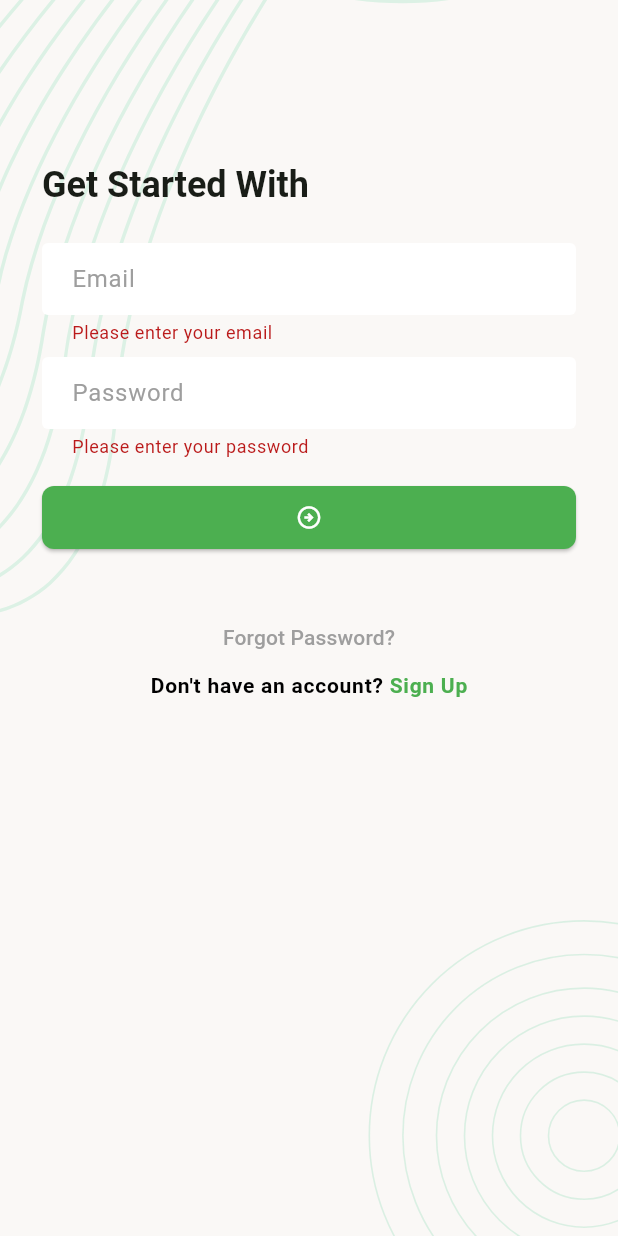
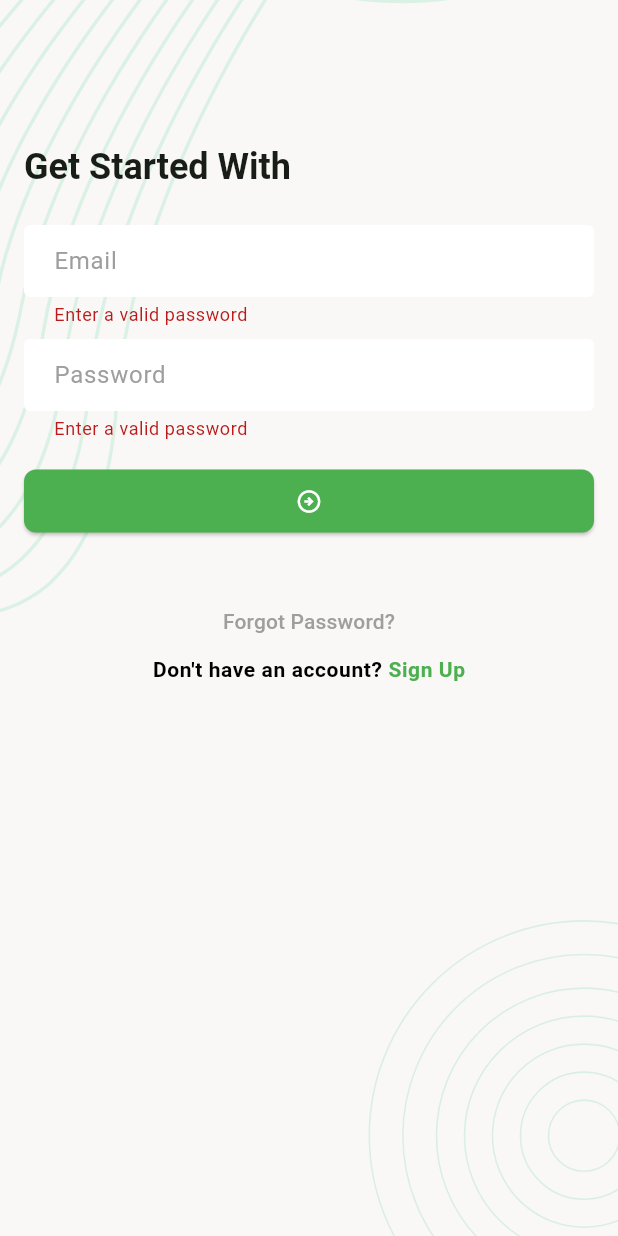
Before and after one commit to prottoykundu38/Task_Manager, a Flutter app: the screen it shows after launch, after a tap on the "arrow circle right" icon, on a phone screen of 412 x 824 dp. Run offline on Flutter 3.47's test engine with Material 3 defaults, Android fonts, the phone set to English and light mode, and no system bars; our stand-ins replace flutter_svg, image_picker, pin_code_fields, shared_preferences; accounts and stored records are empty.

```diff
--- /dev/null
+++ b/lib/data/models/user_model.dart
@@ -0,0 +1,41 @@
+class UserModel {
+  late String id;
+  late String email;
+  late String firstName;
+  late String lastName;
+  late String mobile;
+  // String? photo;
+
+  String get fullName {
+    return '$firstName $lastName';
+  }
+
+  UserModel({
+    required this.id,
+    required this.email,
+    required this.firstName,
+    required this.lastName,
+    required this.mobile,
+    // this.photo,
+  });
+
+  UserModel.fromJson(Map<String, dynamic> jsonData) {
+    id = jsonData['_id'];
+    email = jsonData['email'];
+    firstName = jsonData['firstName'];
+    lastName = jsonData['lastName'];
+    mobile = jsonData['mobile'];
+    // photo = jsonData['photo'];
+  }
+
+  Map<String, dynamic> toJson() {
+    return {
+      '_id': id,
+      'email': email,
+      'firstName': firstName,
+      'lastName': lastName,
+      'mobile': mobile,
+      // 'photo': photo,
+    };
+  }
+}
--- /dev/null
+++ b/lib/ui/controllers/auth_controller.dart
@@ -0,0 +1,52 @@
+import 'dart:convert';
+
+import 'package:shared_preferences/shared_preferences.dart';
+import 'package:task_manager/data/models/user_model.dart';
+
+class AuthController {
+  static UserModel? userModel;
+  static String? accessToken;
+
+  static const String _userDataKey = 'user-data';
+  static const String _tokenKey = 'token';
+
+  static Future<void> saveUserData(UserModel model, String token) async {
+    SharedPreferences sharedPreferences = await SharedPreferences.getInstance();
+    await sharedPreferences.setString(_userDataKey, jsonEncode(model.toJson()));
+    await sharedPreferences.setString(_tokenKey, token);
+    userModel = model;
+    accessToken = token;
+  }
+
+  static Future<void> updateUserData(UserModel model) async {
+    SharedPreferences sharedPreferences = await SharedPreferences.getInstance();
+    await sharedPreferences.setString(_userDataKey, jsonEncode(model.toJson()));
+    userModel = model;
+  }
+
+  static Future<void> getUserData() async {
+    SharedPreferences sharedPreferences = await SharedPreferences.getInstance();
+    userModel = UserModel.fromJson(
+      jsonDecode(sharedPreferences.getString(_userDataKey)!),
+    );
+    accessToken = sharedPreferences.getString(_tokenKey);
+  }
+
+  static Future<bool> isUserLoggedIn() async {
+    SharedPreferences sharedPreferences = await SharedPreferences.getInstance();
+    String? token = sharedPreferences.getString(_tokenKey);
+    if (token != null) {
+      await getUserData();
+      return true;
+    } else {
+      return false;
+    }
+  }
+
+  static Future<void> clearData() async {
+    SharedPreferences sharedPreferences = await SharedPreferences.getInstance();
+    await sharedPreferences.clear();
+    accessToken = null;
+    userModel = null;
+  }
+}
--- a/lib/ui/screens/sign_in_screen.dart
+++ b/lib/ui/screens/sign_in_screen.dart
@@ -1,7 +1,9 @@
 import 'package:flutter/gestures.dart';
 import 'package:flutter/material.dart';
-import 'package:task_manager/data/models/network_caller.dart';
-import 'package:task_manager/data/services/urls.dart';
+import 'package:task_manager/data/models/user_model.dart';
+import 'package:task_manager/data/services/network_caller.dart';
+import 'package:task_manager/data/urls.dart';
+import 'package:task_manager/ui/controllers/auth_controller.dart';
 import 'package:task_manager/ui/screens/forgot_password_email_screen.dart';
 import 'package:task_manager/ui/screens/main_nav_holder_screen.dart';
 import 'package:task_manager/ui/screens/sign_up_screen.dart';
@@ -12,7 +14,7 @@ import 'package:task_manager/ui/widgets/snack_bar_message.dart';
 class SignInScreen extends StatefulWidget {
   const SignInScreen({super.key});
 
-  static const String name = 'sign-in';
+  static const String name = '/sign-in';
 
   @override
   State<SignInScreen> createState() => _SignInScreenState();
@@ -22,86 +24,66 @@ class _SignInScreenState extends State<SignInScreen> {
   final TextEditingController _emailTEController = TextEditingController();
   final TextEditingController _passwordTEController = TextEditingController();
   final GlobalKey<FormState> _formKey = GlobalKey<FormState>();
-  bool SignInProgress = false;
+  bool _signInProgress = false;
+
   @override
   Widget build(BuildContext context) {
     return Scaffold(
       body: ScreenBackground(
         child: SingleChildScrollView(
           child: Padding(
-            padding: const EdgeInsets.all(28.0),
+            padding: const EdgeInsets.all(16),
             child: Form(
               key: _formKey,
               autovalidateMode: AutovalidateMode.onUserInteraction,
               child: Column(
                 crossAxisAlignment: CrossAxisAlignment.start,
                 children: [
-                  SizedBox(
-                    height: 80,
-                  ),
+                  const SizedBox(height: 80),
                   Text(
                     'Get Started With',
                     style: Theme.of(context).textTheme.titleLarge,
                   ),
-                  SizedBox(
-                    height: 24,
-                  ),
+                  const SizedBox(height: 24),
                   TextFormField(
                     controller: _emailTEController,
                     textInputAction: TextInputAction.next,
-                    decoration: InputDecoration(
-                      hintText: 'Email',
-                    ),
+                    decoration: InputDecoration(hintText: 'Email'),
                     validator: (String? value) {
-                      if (value == null || value.isEmpty) {
-                        return 'Please enter your email';
-                      }
-                      if (!RegExp(r'^[\w-\.]+@([\w-]+\.)+[\w-]{2,4}')
-                          .hasMatch(value)) {
-                        return 'Please enter a valid email address';
+                      if ((value?.length ?? 0) <= 6) {
+                        return 'Enter a valid password';
                       }
                       return null;
                     },
                   ),
-                  SizedBox(
-                    height: 8,
-                  ),
+                  const SizedBox(height: 8),
                   TextFormField(
                     controller: _passwordTEController,
                     obscureText: true,
                     decoration: InputDecoration(hintText: 'Password'),
                     validator: (String? value) {
-                      if (value == null || value.isEmpty) {
-                        return 'Please enter your password';
-                      }
-                      if (value.length < 6) {
-                        return 'Password must be at least 6 characters long';
+                      if ((value?.length ?? 0) <= 6) {
+                        return 'Enter a valid password';
                       }
                       return null;
                     },
                   ),
-                  SizedBox(
-                    height: 15,
-                  ),
+                  const SizedBox(height: 16),
                   Visibility(
-                    visible: SignInProgress == false,
+                    visible: _signInProgress == false,
                     replacement: CenteredCircularProgressIndicator(),
                     child: ElevatedButton(
                       onPressed: _onTapSignInButton,
-                      child: Icon(
-                        Icons.arrow_circle_right_outlined,
+                      child: Icon(Icons.arrow_circle_right_outlined),
                     ),
                   ),
-                  ),
-                  const SizedBox(
-                    height: 32,
-                  ),
+                  const SizedBox(height: 32),
                   Center(
                     child: Column(
                       children: [
                         TextButton(
-                          onPressed: _onTapForgotPassowordButton,
-                          child: const Text(
+                          onPressed: _onTapForgotPasswordButton,
+                          child: Text(
                             'Forgot Password?',
                             style: TextStyle(color: Colors.grey),
                           ),
@@ -109,10 +91,10 @@ class _SignInScreenState extends State<SignInScreen> {
                         RichText(
                           text: TextSpan(
                             text: "Don't have an account? ",
-                          style: const TextStyle(
+                            style: TextStyle(
+                              fontWeight: FontWeight.w600,
                               color: Colors.black,
-                            fontWeight: FontWeight.w600,
-                            letterSpacing: 0.5,
+                              letterSpacing: 0.4,
                             ),
                             children: [
                               TextSpan(
@@ -121,12 +103,12 @@ class _SignInScreenState extends State<SignInScreen> {
                                   color: Colors.green,
                                   fontWeight: FontWeight.w700,
                                 ),
-                              //.. is cascade operator
                                 recognizer: TapGestureRecognizer()
                                   ..onTap = _onTapSignUpButton,
                               ),
                             ],
-                        )),
+                          ),
+                        ),
                       ],
                     ),
                   ),
@@ -146,27 +128,35 @@ class _SignInScreenState extends State<SignInScreen> {
   }
 
   Future<void> _signIn() async {
-    SignInProgress = true;
+    _signInProgress = true;
     setState(() {});
+
     Map<String, String> requestBody = {
       "email": _emailTEController.text.trim(),
       "password": _passwordTEController.text,
     };
 
-    NetworkResponse response =
-        await NetworkCaller.postRequest(url: Urls.loginUrl, body: requestBody);
+    NetworkResponse response = await NetworkCaller.postRequest(
+      url: Urls.loginUrl,
+      body: requestBody,
+    );
 
     if (response.isSuccess) {
+      UserModel userModel = UserModel.fromJson(response.body!['data']);
+      String token = response.body!['token'];
+
+      await AuthController.saveUserData(userModel, token);
+
       Navigator.pushNamedAndRemoveUntil(
           context, MainNavHolderScreen.name, (predicate) => false);
     } else {
-      SignInProgress = false;
+      _signInProgress = false;
       setState(() {});
       showSnackBarMessage(context, response.errorMessage!);
     }
   }
 
-  void _onTapForgotPassowordButton() {
+  void _onTapForgotPasswordButton() {
     Navigator.pushNamed(context, ForgotPasswordEmailScreen.name);
   }
 
@@ -174,6 +164,7 @@ class _SignInScreenState extends State<SignInScreen> {
     Navigator.pushNamed(context, SignUpScreen.name);
   }
 
+  @override
   void dispose() {
     _emailTEController.dispose();
     _passwordTEController.dispose();
--- a/lib/ui/screens/sign_up_screen.dart
+++ b/lib/ui/screens/sign_up_screen.dart
@@ -1,7 +1,7 @@
 import 'package:flutter/gestures.dart';
 import 'package:flutter/material.dart';
-import 'package:task_manager/data/models/network_caller.dart';
-import 'package:task_manager/data/services/urls.dart';
+import 'package:task_manager/data/services/network_caller.dart';
+import 'package:task_manager/data/urls.dart';
 import 'package:task_manager/ui/widgets/centered_circular_progress_indicator.dart';
 import 'package:task_manager/ui/widgets/screen_background.dart';
 import 'package:task_manager/ui/widgets/snack_bar_message.dart';
--- a/lib/ui/screens/splash_screen.dart
+++ b/lib/ui/screens/splash_screen.dart
@@ -1,5 +1,7 @@
 import 'package:flutter/material.dart';
 import 'package:flutter_svg/flutter_svg.dart';
+import 'package:task_manager/ui/controllers/auth_controller.dart';
+import 'package:task_manager/ui/screens/main_nav_holder_screen.dart';
 import 'package:task_manager/ui/screens/sign_in_screen.dart';
 import 'package:task_manager/ui/utils/assets_path.dart';
 import 'package:task_manager/ui/widgets/screen_background.dart';
@@ -21,15 +23,21 @@ class _SplashScreenState extends State<SplashScreen> {
   }
 
   Future<void> _moveToNextScreen() async {
-    await Future.delayed(Duration(seconds: 3));
-    Navigator.pushNamed(context, SignInScreen.name);
+    await Future.delayed(Duration(seconds: 2));
+    bool isLoggedIn = await AuthController.isUserLoggedIn();
+    if (isLoggedIn) {
+      Navigator.pushReplacementNamed(context, MainNavHolderScreen.name);
+    } else {
+      Navigator.pushReplacementNamed(context, SignInScreen.name);
+    }
   }
 
   @override
   Widget build(BuildContext context) {
     return Scaffold(
       body: ScreenBackground(
-          child: Center(child: SvgPicture.asset(AssetsPath.logoSvg))),
+        child: Center(child: SvgPicture.asset(AssetsPath.logoSvg)),
+      ),
     );
   }
 }
--- a/lib/ui/widgets/centered_circular_progress_indicator.dart
+++ b/lib/ui/widgets/centered_circular_progress_indicator.dart
@@ -6,7 +6,7 @@ class CenteredCircularProgressIndicator extends StatelessWidget {
   @override
   Widget build(BuildContext context) {
     return const Center(
-      child: CenteredCircularProgressIndicator(),
+      child: CircularProgressIndicator(),
     );
   }
 }
--- a/pubspec.yaml
+++ b/pubspec.yaml
@@ -15,6 +15,7 @@ dependencies:
   pin_code_fields: ^8.0.1
   image_picker: ^1.1.2
   http: ^1.6.0
+  shared_preferences: ^2.5.0
 
 dev_dependencies:
   flutter_test:
```
Also changed, not shown: lib/ui/widgets/tm_app_bar.dart (+5 -4 lines), lib/data/services/network_caller.dart (renamed from lib/data/models/network_caller.dart), lib/data/urls.dart (renamed from lib/data/services/urls.dart), pubspec.lock, 1 other file. Lines whose indentation alone changed are shown as unchanged.
